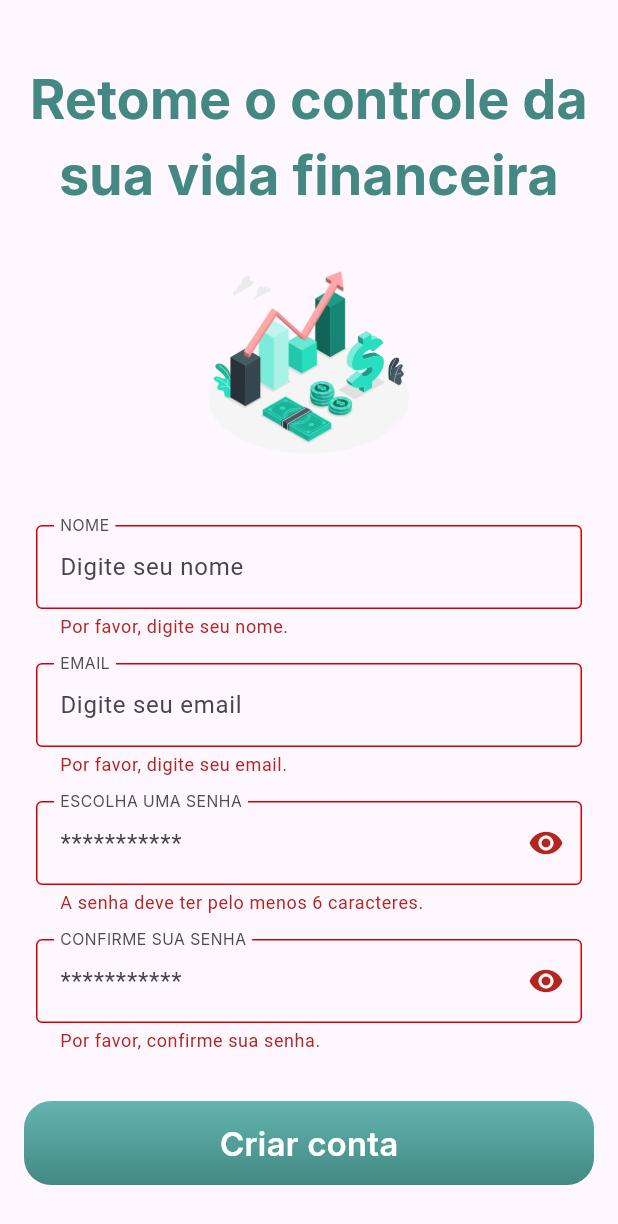
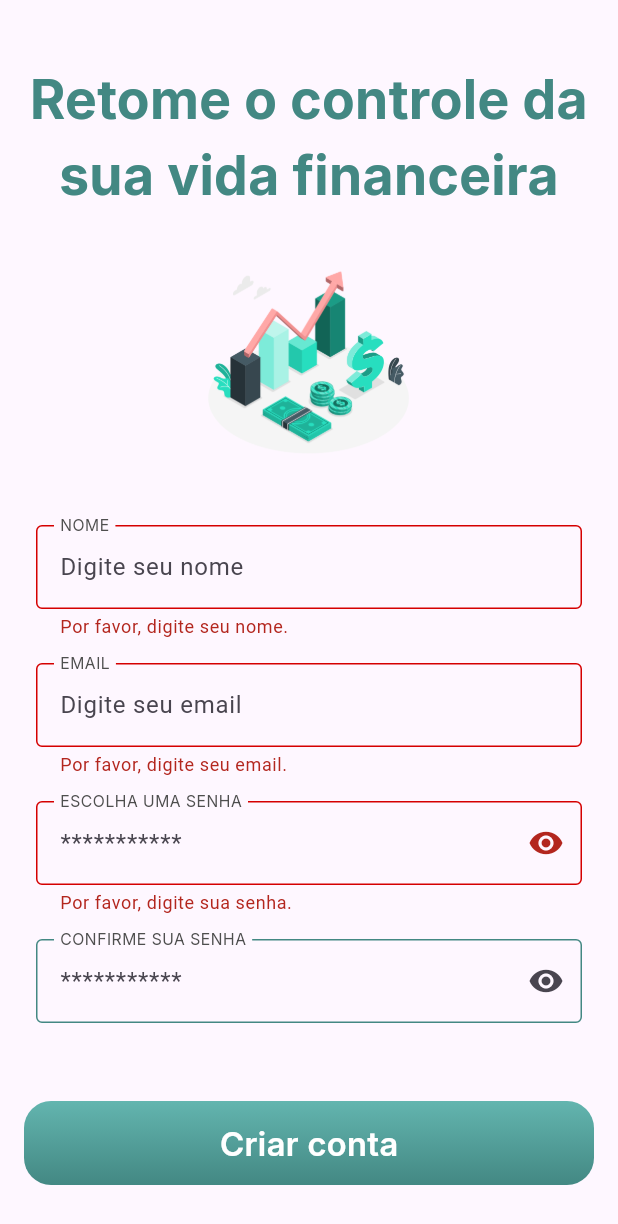
Before and after one commit to annecarv/financas_app, a Flutter app: the screen it shows after launch, after a tap on "Criar conta", on a phone screen of 412 x 824 dp. Shown: the top 1224 px of the screen. Run offline on Flutter 3.47's test engine with Material 3 defaults, Android fonts, the phone set to English and light mode, and no system bars.

Commit message:
sign up page

```diff
--- /dev/null
+++ b/lib/common/constants/utils/validator.dart
@@ -0,0 +1,53 @@
+class Validator {
+  Validator._();
+
+  static String? validateName(String? value) {
+    final condition_name = RegExp(r"\b([A-ZÀ-ÿ][-,a-z. ']+[ ]*)+");
+
+    if (value == null || value.isEmpty) {
+      return 'Por favor, digite seu nome.';
+    }
+
+    if (value != null && !value.contains(condition_name)) {
+      return 'Digite um nome válido.';
+    }
+    return null;
+  }
+
+  static String? validateEmail(String? value) {
+    final condition_email = RegExp(r"^([\w\.\-_]+)?\w+@[\w-_]+(\.\w+){1,}$");
+
+    if (value == null || value.isEmpty) {
+      return 'Por favor, digite seu email.';
+    }
+
+    if (value != null && !value.contains(condition_email)) {
+      return 'Digite um email válido.';
+    }
+    return null;
+  }
+
+  static String? validatePassword(String? value) {
+    final condition_passord = RegExp(
+      r"^(?=.*\d)(?=.*[a-z])(?=.*[A-Z])(?=.*[a-zA-Z]).{8,}$",
+    );
+
+    if (value == null || value.isEmpty) {
+      return 'Por favor, digite sua senha.';
+    }
+
+    if (value != null && !value.contains(condition_passord)) {
+      return 'Digite uma senha válida.';
+    }
+    return null;
+  }
+
+  static String? validateConfirmPassword(
+    String? compareTo,
+    String? validation,
+  ) {
+    if (compareTo != validation) {
+      return 'As senhas são diferentes.';
+    }
+  }
+}
--- a/lib/features/sign_up/sign_up_page.dart
+++ b/lib/features/sign_up/sign_up_page.dart
@@ -1,8 +1,11 @@
 import 'package:financas_app/common/constants/app_colors.dart';
 import 'package:financas_app/common/constants/app_text_styles.dart';
+import 'package:financas_app/common/constants/utils/validator.dart';
 import 'package:financas_app/common/widgets/custom_text_form_field.dart';
 import 'package:financas_app/common/widgets/password_form_field.dart';
 import 'package:financas_app/common/widgets/primary_button.dart';
+import 'package:financas_app/features/sign_up/sign_up_controller.dart';
+import 'package:financas_app/features/sign_up/sign_up_state.dart';
 import 'package:flutter/material.dart';
 
 class SignUpPage extends StatefulWidget {
@@ -18,7 +21,59 @@ class _SignUpPageState extends State<SignUpPage> {
   final TextEditingController _nameController = TextEditingController();
   final TextEditingController _emailController = TextEditingController();
   final TextEditingController _passwordController = TextEditingController();
-  final TextEditingController _confirmPasswordController = TextEditingController();
+  final TextEditingController _confirmPasswordController =
+      TextEditingController();
+  final _controller = SignUpController();
+
+  @override
+  void dispose() {
+    _passwordController.dispose();
+    super.dispose();
+  }
+
+  @override
+  void initState() {
+    super.initState();
+    _controller.addListener(() {
+      if (_controller.state is SignUpLoadingState) {
+        showDialog(
+          context: context,
+          builder: (context) => Center(child: CircularProgressIndicator()),
+        );
+      }
+      if (_controller.state is SignUpSucessState) {
+        Navigator.pop(
+          context,
+        ); //Mata a pilha de widget e diálogo de carregamento
+        Navigator.push(
+          context,
+          MaterialPageRoute(
+            builder:
+                (context) => const Scaffold(
+                  body: Center(child: Text("Nova tela a fazer")),
+                ),
+          ),
+        ); // Redireciona para a página inicial
+      }
+      if (_controller.state is SignUpErrorState) {
+        showModalBottomSheet<void>(
+          //TODO: Corrigir esse modal ta horroroso e dps transformar em widget
+          context: context,
+          builder: (BuildContext context) {
+            return Padding(
+              padding: const EdgeInsets.all(16.0),
+              child: Text(
+                (_controller.state as SignUpErrorState).toString(),
+                style: AppTextStyles.mediumText.copyWith(color: AppColors.red),
+              ),
+            );
+          },
+        );
+      }
+    });
+
+    // Inicialização de controladores ou outras variáveis, se necessário
+  }
 
   @override
   Widget build(BuildContext context) {
@@ -54,12 +109,7 @@ class _SignUpPageState extends State<SignUpPage> {
                     errorText: '',
                     helperText: '',
                     controller: _nameController,
-                    validator: (value) {
-                      if (value == null || value.isEmpty) {
-                        return 'Por favor, digite seu nome.';
-                      }
-                      return null;
-                    },
+                    validator: Validator.validateName,
                   ),
                   CustomTextFormField(
                     padding: const EdgeInsets.all(8.0),
@@ -68,26 +118,16 @@ class _SignUpPageState extends State<SignUpPage> {
                     errorText: '',
                     helperText: '',
                     controller: _emailController,
-                    validator: (value) {
-                      if (value == null || value.isEmpty) {
-                        return 'Por favor, digite seu email.';
-                      }
-                      return null;
-                    },
+                    validator: Validator.validateEmail,
                   ),
                   PasswordFormField(
+                    controller: _passwordController,
                     padding: const EdgeInsets.all(8.0),
                     hintText: '***********',
                     labelText: 'Escolha uma senha',
                     errorText: '',
                     helperText: '',
-                    controller: _passwordController,
-                    validator: (value) {
-                      if (value == null || value.isEmpty || value.length < 6) {
-                        return 'A senha deve ter pelo menos 6 caracteres.';
-                      }
-                      return null;
-                    },
+                    validator: Validator.validatePassword,
                   ),
                   PasswordFormField(
                     padding: const EdgeInsets.all(8.0),
@@ -96,15 +136,11 @@ class _SignUpPageState extends State<SignUpPage> {
                     errorText: '',
                     helperText: ' ',
                     controller: _confirmPasswordController,
-                    validator: (value) {
-                      if (value == null || value.isEmpty) {
-                        return 'Por favor, confirme sua senha.';
-                      }
-                      if (value != _passwordController.text) {
-                        return 'As senhas não coincidem.';
-                      }
-                      return null;
-                    },
+                    validator:
+                        (value) => Validator.validateConfirmPassword(
+                          value,
+                          _passwordController.text,
+                        ),
                   ),
                   const SizedBox(height: 24),
                   PrimaryButton(
@@ -112,7 +148,7 @@ class _SignUpPageState extends State<SignUpPage> {
                     onPressed: () {
                       final valid = _formKey.currentState?.validate() ?? false;
                       if (valid) {
-                        print('Conta criada com sucesso!');
+                        _controller.doSignUp();
                         // Aqui você pode prosseguir com o cadastro
                       }
                     },
@@ -125,4 +161,14 @@ class _SignUpPageState extends State<SignUpPage> {
       ),
     );
   }
+
+  String? _validateConfirmPassword(String? value) {
+    if (value == null || value.isEmpty) {
+      return 'Por favor, confirme sua senha.';
+    }
+    if (value != _passwordController.text) {
+      return 'As senhas não coincidem.';
+    }
+    return null;
+  }
 }
--- /dev/null
+++ b/lib/features/sign_up/sign_up_state.dart
@@ -0,0 +1,11 @@
+abstract class SignUpState {}
+
+class SignUpInitialState extends SignUpState {}
+
+class SignUpLoadingState extends SignUpState {
+  //isso faz as classes serem do msm tipo ja que estao herdando
+}
+
+class SignUpSucessState extends SignUpState {}
+
+class SignUpErrorState extends SignUpState {}
```
Also changed, not shown: lib/features/sign_up/sign_up_controller.dart (added, +31 -0 lines).
